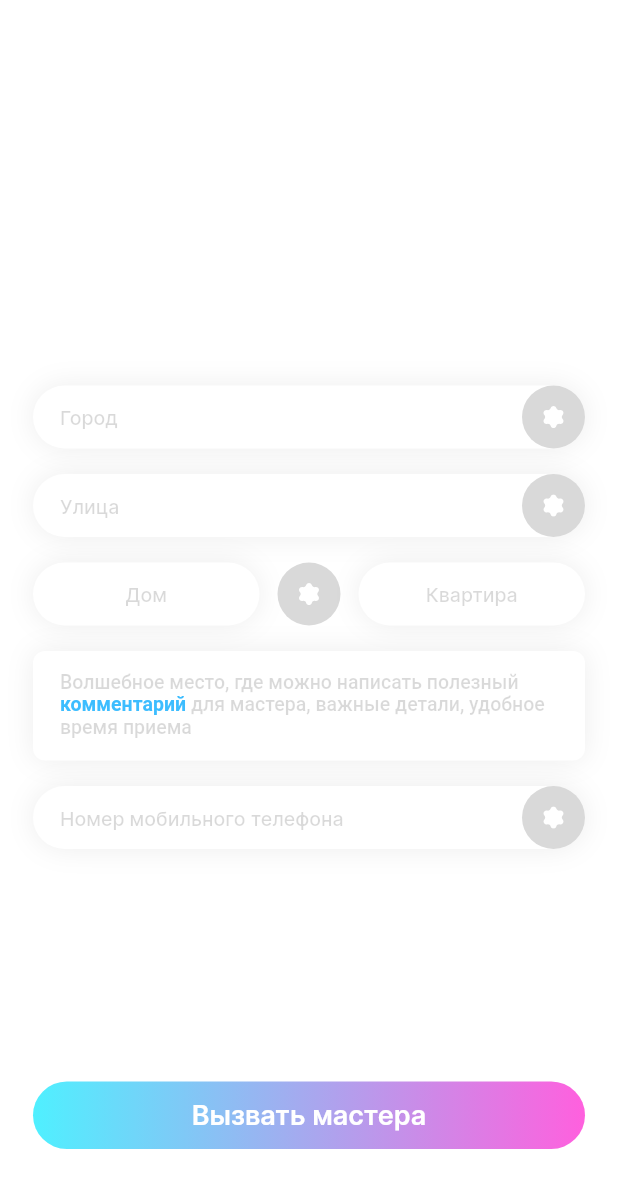
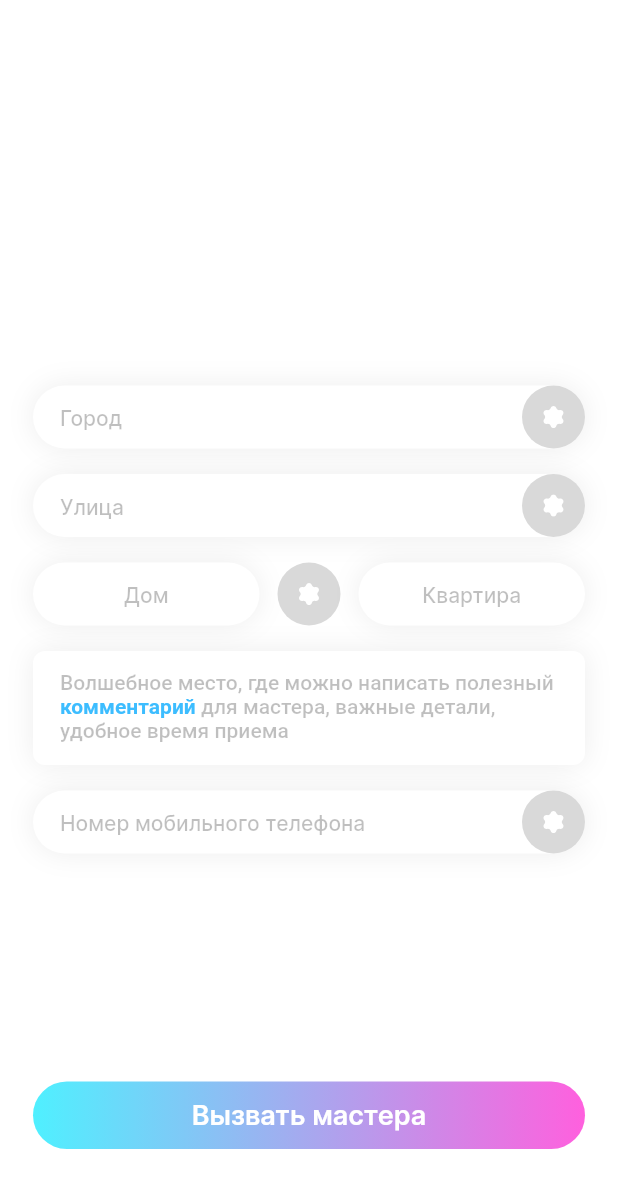
Before and after one commit to Flutfix/clean_view_pageview_form, a Flutter app: the FillingData screen opened directly, after a tap on "Вызвать мастера", on a phone screen of 412 x 824 dp, the part 54-1236 px from its top. Run offline on Flutter 3.47's test engine with Material 2 defaults, Android fonts, the phone set to English and light mode, and no system bars; our stand-ins replace dio, flutter_screenutil, flutter_svg, mask_text_input_formatter, rxdart; missing offline and left inert: swipe.

Commit message:
Fix bug with count extras & Change Textfield text size

```diff
--- a/lib/main.dart
+++ b/lib/main.dart
@@ -2,7 +2,6 @@ import 'package:flutter/material.dart';
 import 'package:flutter/services.dart';
 import 'package:flutter_application_1/config/config.dart';
 import 'package:flutter_application_1/pages/plans_page_view/general.dart';
-import 'package:flutter_application_1/pages/successfull_order/successfull_order_page.dart';
 import 'package:flutter_screenutil/flutter_screenutil.dart';
 import 'package:provider/provider.dart';
 
--- a/lib/pages/choose_services/widgets/services.dart
+++ b/lib/pages/choose_services/widgets/services.dart
@@ -64,8 +64,8 @@ class _ServicesState extends State<Services> {
             if (widget.services.count == 0) {
               setState(() {});
               widget.services.count += 1;
+            widget.onTap(widget.services.price, widget.services.count);
             }
-            widget.onTap(widget.services.price, widget.services.count);
           },
           child: Container(
             width: widget.width,
--- a/lib/pages/filling_data/filling_data.dart
+++ b/lib/pages/filling_data/filling_data.dart
@@ -11,7 +11,6 @@ import 'package:flutter_application_1/requests/post_order.dart';
 import 'package:flutter_application_1/widgets/custom_app_bar.dart';
 import 'package:flutter_application_1/widgets/custom_transition.dart';
 import 'package:flutter_application_1/widgets/default_container.dart';
-import 'package:flutter_vibrate/flutter_vibrate.dart';
 import 'package:mask_text_input_formatter/mask_text_input_formatter.dart';
 import 'package:provider/provider.dart';
 import 'package:swipe/swipe.dart';
@@ -31,14 +30,14 @@ class _FillingDataState extends State<FillingData> {
   late final TextEditingController controllerComment;
   late final TextEditingController controllerNumber;
   late final List<TextEditingController> requiredTextControllers;
-  late bool _canVibrate;
+  // late bool _canVibrate;
   late bool _loading;
 
   @override
   void initState() {
     super.initState();
-    _canVibrate = true;
-    _initVibrate();
+    // _canVibrate = true;
+    // _initVibrate();
     _loading = false;
     controllerCity = TextEditingController();
     controllerStreet = TextEditingController();
@@ -55,12 +54,12 @@ class _FillingDataState extends State<FillingData> {
     ];
   }
 
-  Future<void> _initVibrate() async {
-    bool canVibrate = await Vibrate.canVibrate;
-    setState(() {
-      _canVibrate = canVibrate;
-    });
-  }
+  // Future<void> _initVibrate() async {
+  //   bool canVibrate = await Vibrate.canVibrate;
+  //   setState(() {
+  //     _canVibrate = canVibrate;
+  //   });
+  // }
 
   Future<int> _postOrderLoading(GeneralController controller) async {
     setState(() {
@@ -177,14 +176,14 @@ class _FillingDataState extends State<FillingData> {
                                         border: InputBorder.none,
                                         hintText: 'Дом',
                                         hintStyle: TextStyle(
-                                          fontSize: 13,
+                                          fontSize: 14,
                                           color: AppConfig.blackColor
-                                              .withOpacity(0.15),
+                                              .withOpacity(0.25),
                                           fontWeight: FontWeight.w500,
                                         ),
                                       ),
                                       style: const TextStyle(
-                                        fontSize: 13,
+                                        fontSize: 14,
                                         color: AppConfig.blueColor,
                                         fontWeight: FontWeight.w700,
                                       ),
@@ -218,14 +217,14 @@ class _FillingDataState extends State<FillingData> {
                                         border: InputBorder.none,
                                         hintText: 'Квартира',
                                         hintStyle: TextStyle(
-                                          fontSize: 13,
+                                          fontSize: 14,
                                           color: AppConfig.blackColor
-                                              .withOpacity(0.15),
+                                              .withOpacity(0.25),
                                           fontWeight: FontWeight.w500,
                                         ),
                                       ),
                                       style: const TextStyle(
-                                        fontSize: 13,
+                                        fontSize: 14,
                                         color: AppConfig.blueColor,
                                         fontWeight: FontWeight.w700,
                                       ),
@@ -261,11 +260,11 @@ class _FillingDataState extends State<FillingData> {
                                                           text:
                                                               'Волшебное место, где можно написать полезный ',
                                                           style: TextStyle(
-                                                            fontSize: 13,
+                                                            fontSize: 14,
                                                             color: AppConfig
                                                                 .blackColor
                                                                 .withOpacity(
-                                                                    0.15),
+                                                                    0.25),
                                                             fontWeight:
                                                                 FontWeight.w500,
                                                           ),
@@ -273,7 +272,7 @@ class _FillingDataState extends State<FillingData> {
                                                         const TextSpan(
                                                           text: 'комментарий',
                                                           style: TextStyle(
-                                                            fontSize: 13,
+                                                            fontSize: 14,
                                                             color: AppConfig
                                                                 .blueColor,
                                                             fontWeight:
@@ -284,11 +283,11 @@ class _FillingDataState extends State<FillingData> {
                                                           text:
                                                               ' для мастера, важные детали, удобное время приема',
                                                           style: TextStyle(
-                                                            fontSize: 13,
+                                                            fontSize: 14,
                                                             color: AppConfig
                                                                 .blackColor
                                                                 .withOpacity(
-                                                                    0.15),
+                                                                    0.25),
                                                             fontWeight:
                                                                 FontWeight.w500,
                                                           ),
@@ -316,7 +315,7 @@ class _FillingDataState extends State<FillingData> {
                                               border: InputBorder.none,
                                             ),
                                             style: const TextStyle(
-                                              fontSize: 13,
+                                              fontSize: 14,
                                               color: AppConfig.blueColor,
                                               fontWeight: FontWeight.w600,
                                             ),
@@ -441,26 +440,9 @@ class _FillingDataState extends State<FillingData> {
       );
       var statusCode = await _postOrderLoading(controller);
       if (statusCode == 200) {
-        if (_canVibrate) {
-          try {
-            Vibrate.feedback(FeedbackType.success);
-          } catch (e) {
-            // ignore: avoid_print
-            print(e);
-          }
-        }
         Navigator.of(context)
             .push(CustomPageRoute(const SuccessFullOrderPage()));
-      } else {
-        if (_canVibrate) {
-          try {
-            Vibrate.feedback(FeedbackType.error);
-          } catch (e) {
-            // ignore: avoid_print
-            print(e);
-          }
-        }
-      }
+      } else {}
       return;
     }
     for (int i = 0; i < requiredTextControllers.length; i++) {
--- a/lib/pages/filling_data/widgets/input.dart
+++ b/lib/pages/filling_data/widgets/input.dart
@@ -55,13 +55,13 @@ class _InputState extends State<Input> {
               border: InputBorder.none,
               hintText: widget.hintText,
               hintStyle: TextStyle(
-                fontSize: 13,
-                color: AppConfig.blackColor.withOpacity(0.15),
+                fontSize: 14,
+                color: AppConfig.blackColor.withOpacity(0.25),
                 fontWeight: FontWeight.w500,
               ),
             ),
             style: const TextStyle(
-              fontSize: 13,
+              fontSize: 14,
               color: AppConfig.blueColor,
               fontWeight: FontWeight.w700,
             ),
--- a/lib/requests/post_order.dart
+++ b/lib/requests/post_order.dart
@@ -1,5 +1,4 @@
 import 'dart:convert';
-import 'dart:developer';
 
 import 'package:dio/dio.dart';
 import 'package:flutter_application_1/config/config.dart';
```
Also changed, not shown: lib/pages/choose_services/choose_services.dart (+26 -26 lines), lib/pages/plans_page_view/general.dart (+21 -21 lines), lib/pages/successfull_order/successfull_order_page.dart (+17 -17 lines).
